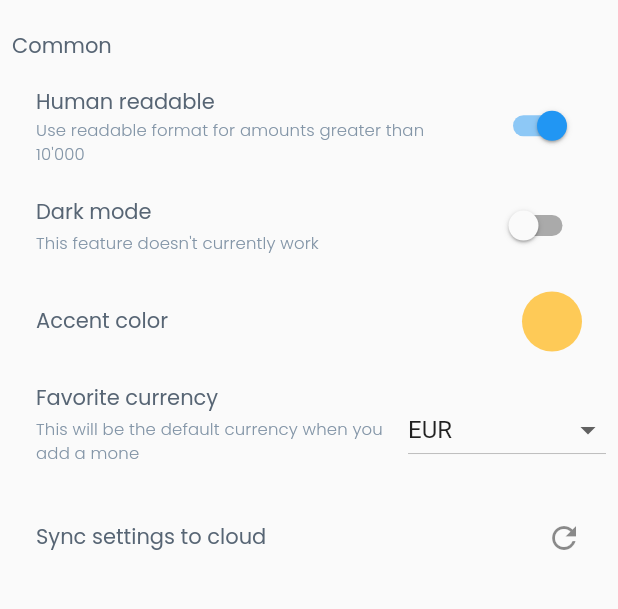
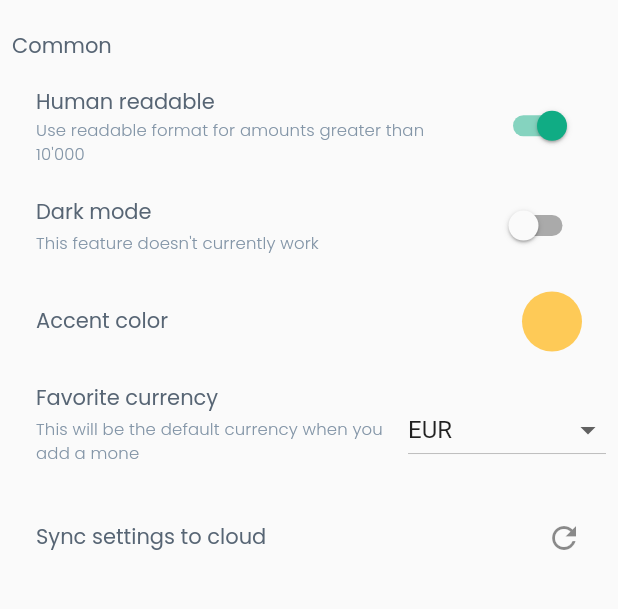
Before and after one commit to sungvzer/moneio, a Flutter app: the SettingsPage screen opened by its route, on a phone screen of 412 x 824 dp, the part 84-693 px from its top. Run offline on Flutter 3.47's test engine with Material 2 defaults, Android fonts, the phone set to English and light mode, and no system bars; our stand-ins replace bloc, carousel_slider, cloud_firestore, currency_text_input_formatter, firebase_auth, firebase_core and 3 more; accounts and stored records are empty.

Commit message:
Themes: add accent color to light theme

```diff
--- a/lib/helpers/themes.dart
+++ b/lib/helpers/themes.dart
@@ -113,6 +113,7 @@ class ThemeNotifier with ChangeNotifier {
       color: ColorPalette.StormPetrel,
     ),
     primaryColor: ColorPalette.DarkMountainMeadow,
+    accentColor: ColorPalette.DarkMountainMeadow,
     textButtonTheme: TextButtonThemeData(
       style: ButtonStyle(
         foregroundColor:
```
